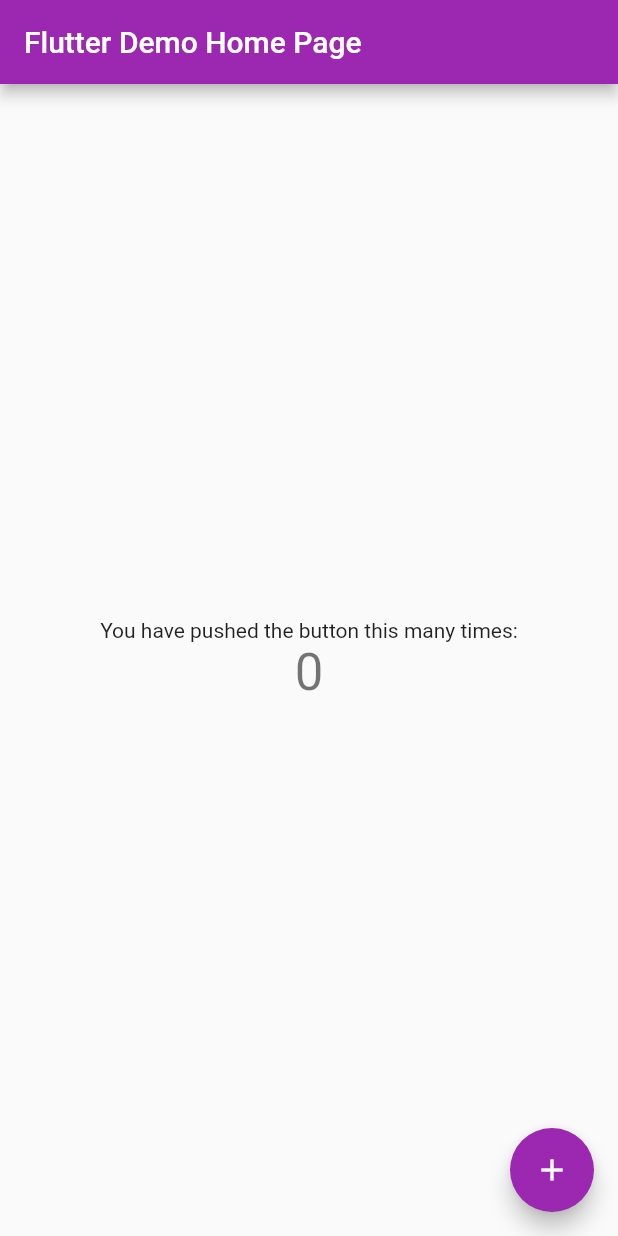
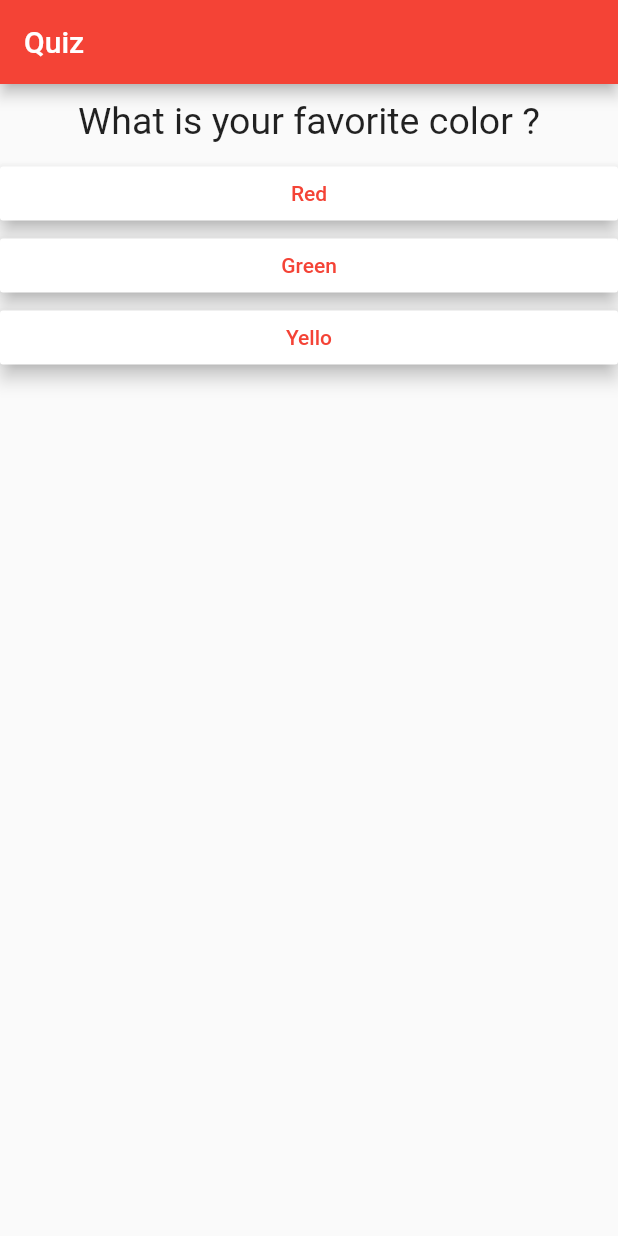
Before and after one commit to src-praveen/flutter_quiz_project, a Flutter app: the screen it shows after launch, on a phone screen of 412 x 824 dp. Run offline on Flutter 3.47's test engine with Material 2 defaults, Android fonts, the phone set to English and light mode, and no system bars.

Commit message:
simple quiz application development completed

```diff
--- /dev/null
+++ b/lib/answer.dart
@@ -0,0 +1,25 @@
+import 'package:flutter/material.dart';
+
+class Answer extends StatelessWidget {
+  final String _answer;
+  final Function selectHandler;
+  Answer(this._answer, this.selectHandler);
+
+  @override
+  Widget build(BuildContext context) {
+    return Container(
+      width: double.infinity,
+      child: RaisedButton(
+        child: Text(
+          _answer,
+          style: TextStyle(
+            color: Colors.red,
+          ),
+        ),
+        color: Colors.white,
+        elevation: 5,
+        onPressed: selectHandler,
+      ),
+    );
+  }
+}
--- a/lib/main.dart
+++ b/lib/main.dart
@@ -1,117 +1,80 @@
 import 'package:flutter/material.dart';
+import 'package:flutter_quiz_project/quiz.dart';
+import 'package:flutter_quiz_project/result.dart';
 
-void main() {
-  runApp(MyApp());
+void main() => runApp(MyClass());
+
+class MyClass extends StatefulWidget {
+  @override
+  _MyClassState createState() => _MyClassState();
 }
 
-class MyApp extends StatelessWidget {
-  // This widget is the root of your application.
-  @override
-  Widget build(BuildContext context) {
-    return MaterialApp(
-      title: 'Flutter Demo',
-      theme: ThemeData(
-        // This is the theme of your application.
-        //
-        // Try running your application with "flutter run". You'll see the
-        // application has a blue toolbar. Then, without quitting the app, try
-        // changing the primarySwatch below to Colors.green and then invoke
-        // "hot reload" (press "r" in the console where you ran "flutter run",
-        // or simply save your changes to "hot reload" in a Flutter IDE).
-        // Notice that the counter didn't reset back to zero; the application
-        // is not restarted.
-        primarySwatch: Colors.purple,
-        // This makes the visual density adapt to the platform that you run
-        // the app on. For desktop platforms, the controls will be smaller and
-        // closer together (more dense) than on mobile platforms.
-        visualDensity: VisualDensity.adaptivePlatformDensity,
-      ),
-      home: MyHomePage(title: 'Flutter Demo Home Page'),
-    );
+class _MyClassState extends State<MyClass> {
+  int _questionIndex = 0;
+  int _totalScore = 0;
+
+  void _resetQuiz() {
+    setState(() {
+      _totalScore = 0;
+      _questionIndex = 0;
+    });
   }
-}
 
-class MyHomePage extends StatefulWidget {
-  MyHomePage({Key key, this.title}) : super(key: key);
-
-  // This widget is the home page of your application. It is stateful, meaning
-  // that it has a State object (defined below) that contains fields that affect
-  // how it looks.
-
-  // This class is the configuration for the state. It holds the values (in this
-  // case the title) provided by the parent (in this case the App widget) and
-  // used by the build method of the State. Fields in a Widget subclass are
-  // always marked "final".
-
-  final String title;
-
-  @override
-  _MyHomePageState createState() => _MyHomePageState();
-}
-
-class _MyHomePageState extends State<MyHomePage> {
-  int _counter = 0;
-
-  void _incrementCounter() {
+  final _questions = const [
+    {
+      "questionText": "What is your favorite color ?",
+      "answers": [
+        {"text": "Red", "score": 2},
+        {"text": "Green", "score": 10},
+        {"text": "Yello", "score": 5}
+      ]
+    },
+    {
+      "questionText": "What's your favorite car modal ?",
+      "answers": [
+        {"text": "Swift", "score": 5},
+        {"text": "i20", "score": 2},
+        {"text": "Jeep Compose", "score": 10}
+      ]
+    },
+    {
+      "questionText": "What is your favorite Hero ?",
+      "answers": [
+        {"text": "Rajni", "score": 10},
+        {"text": "Kamal", "score": 2},
+        {"text": "Vijay", "score": 5}
+      ]
+    }
+  ];
+  void _answerQuestion(int score) {
+    _totalScore += score;
     setState(() {
-      // This call to setState tells the Flutter framework that something has
-      // changed in this State, which causes it to rerun the build method below
-      // so that the display can reflect the updated values. If we changed
-      // _counter without calling setState(), then the build method would not be
-      // called again, and so nothing would appear to happen.
-      _counter++;
+      _questionIndex = _questionIndex + 1;
     });
   }
 
   @override
   Widget build(BuildContext context) {
-    // This method is rerun every time setState is called, for instance as done
-    // by the _incrementCounter method above.
-    //
-    // The Flutter framework has been optimized to make rerunning build methods
-    // fast, so that you can just rebuild anything that needs updating rather
-    // than having to individually change instances of widgets.
-    return Scaffold(
-      appBar: AppBar(
-        // Here we take the value from the MyHomePage object that was created by
-        // the App.build method, and use it to set our appbar title.
-        title: Text(widget.title),
-      ),
-      body: Center(
-        // Center is a layout widget. It takes a single child and positions it
-        // in the middle of the parent.
-        child: Column(
-          // Column is also a layout widget. It takes a list of children and
-          // arranges them vertically. By default, it sizes itself to fit its
-          // children horizontally, and tries to be as tall as its parent.
-          //
-          // Invoke "debug painting" (press "p" in the console, choose the
-          // "Toggle Debug Paint" action from the Flutter Inspector in Android
-          // Studio, or the "Toggle Debug Paint" command in Visual Studio Code)
-          // to see the wireframe for each widget.
-          //
-          // Column has various properties to control how it sizes itself and
-          // how it positions its children. Here we use mainAxisAlignment to
-          // center the children vertically; the main axis here is the vertical
-          // axis because Columns are vertical (the cross axis would be
-          // horizontal).
-          mainAxisAlignment: MainAxisAlignment.center,
-          children: <Widget>[
-            Text(
-              'You have pushed the button this many times:',
+    return MaterialApp(
+      home: SafeArea(
+        child: Scaffold(
+          appBar: AppBar(
+            title: Text(
+              'Quiz',
+              style: TextStyle(color: Colors.white),
             ),
-            Text(
-              '$_counter',
-              style: Theme.of(context).textTheme.headline4,
-            ),
-          ],
+            backgroundColor: Colors.red,
+          ),
+          body: Container(
+            child: _questionIndex < _questions.length
+                ? Quiz(
+                    questions: _questions,
+                    questionIndex: _questionIndex,
+                    answerQuestion: _answerQuestion)
+                : Result(_totalScore, _resetQuiz),
+          ),
         ),
       ),
-      floatingActionButton: FloatingActionButton(
-        onPressed: _incrementCounter,
-        tooltip: 'Increment',
-        child: Icon(Icons.add),
-      ), // This trailing comma makes auto-formatting nicer for build methods.
     );
   }
 }
--- /dev/null
+++ b/lib/question.dart
@@ -0,0 +1,21 @@
+import 'package:flutter/material.dart';
+import 'package:flutter/widgets.dart';
+
+class Question extends StatelessWidget {
+  final String question;
+  Question(this.question);
+  @override
+  Widget build(BuildContext context) {
+    return Container(
+      width: double.infinity,
+      margin: EdgeInsets.all(10),
+      child: Text(
+        question,
+        style: TextStyle(
+          fontSize: 25,
+        ),
+        textAlign: TextAlign.center,
+      ),
+    );
+  }
+}
--- /dev/null
+++ b/lib/quiz.dart
@@ -0,0 +1,27 @@
+import 'package:flutter/material.dart';
+import 'package:flutter_quiz_project/question.dart';
+import 'package:flutter_quiz_project/answer.dart';
+
+class Quiz extends StatelessWidget {
+  final List<Map<String, Object>> questions;
+  final int questionIndex;
+  final Function answerQuestion;
+
+  Quiz(
+      {@required this.questions,
+      @required this.questionIndex,
+      @required this.answerQuestion});
+
+  @override
+  Widget build(BuildContext context) {
+    return Column(
+      children: <Widget>[
+        Question(questions[questionIndex]["questionText"]),
+        ...(questions[questionIndex]['answers'] as List<Map<String, Object>>)
+            .map((answer) {
+          return Answer(answer["text"], () => answerQuestion(answer["score"]));
+        }).toList(),
+      ],
+    );
+  }
+}
--- /dev/null
+++ b/lib/result.dart
@@ -0,0 +1,43 @@
+import 'package:flutter/material.dart';
+
+class Result extends StatelessWidget {
+  final int _totalScore;
+  final Function resetQuiz;
+  Result(this._totalScore, this.resetQuiz);
+
+  String get resultText {
+    String resultPhrase = "Your Result Score $_totalScore ,";
+    if (_totalScore > 25) {
+      resultPhrase += 'Your are awesome';
+    } else if (_totalScore > 10 && _totalScore < 25) {
+      resultPhrase += 'Your are good';
+    } else {
+      resultPhrase += 'Your are ok';
+    }
+    return resultPhrase;
+  }
+
+  @override
+  Widget build(BuildContext context) {
+    return Column(
+      children: <Widget>[
+        Center(
+          child: Text(
+            resultText,
+            style: TextStyle(fontSize: 20),
+          ),
+        ),
+        FlatButton(
+          onPressed: resetQuiz,
+          child: Text(
+            "Restart Quiz",
+            style: TextStyle(color: Colors.red),
+          ),
+          shape: StadiumBorder(
+            side: BorderSide(color: Colors.red, width: 1),
+          ),
+        )
+      ],
+    );
+  }
+}
```
Also changed, not shown: 1 other file.
